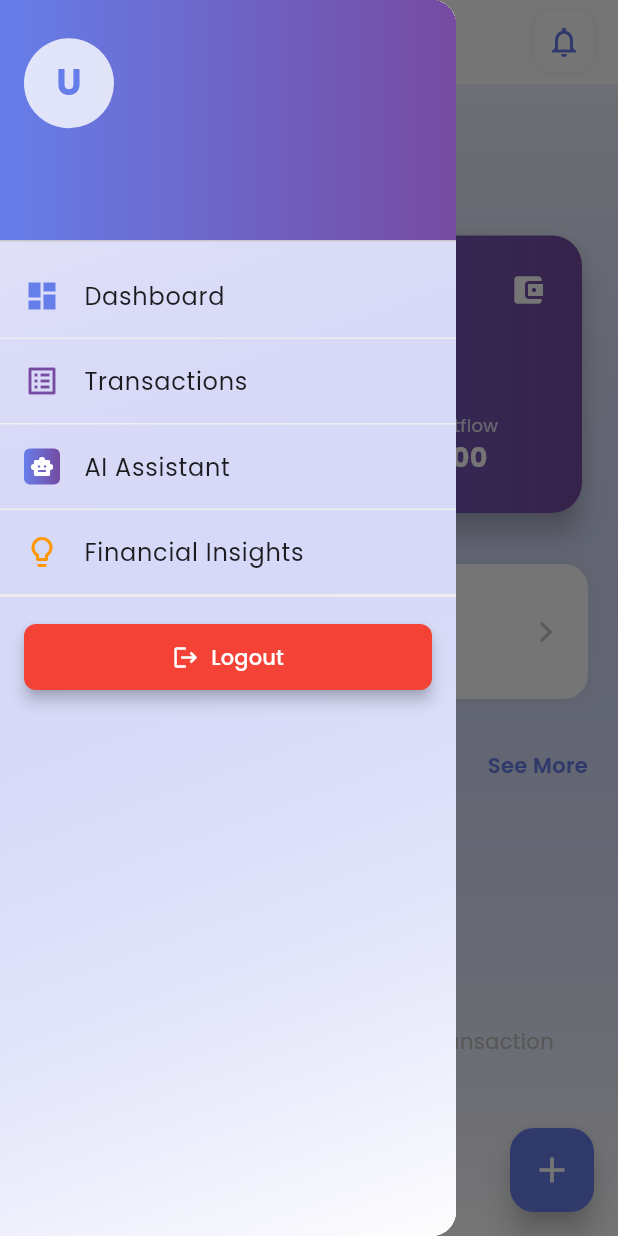
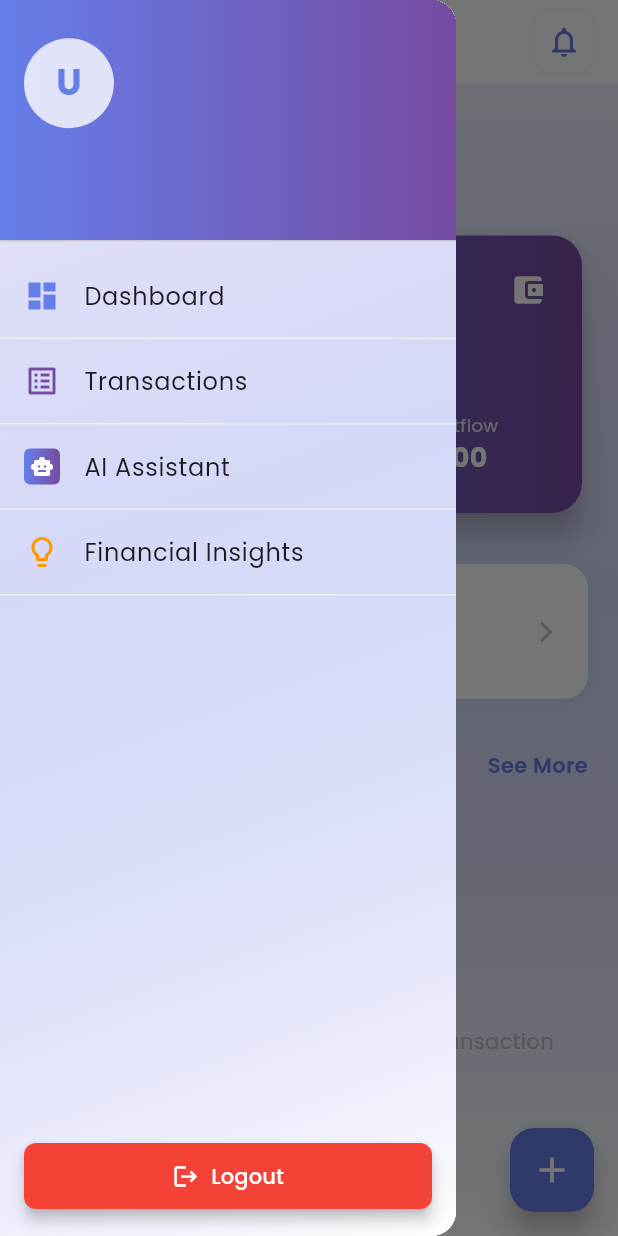
Before and after one commit to LinNyiAung/Flow, a Flutter app: the HomeScreen screen opened directly, with the side drawer open, on a phone screen of 412 x 824 dp. Run offline on Flutter 3.47's test engine with Material 3 defaults, Android fonts, the phone set to English and light mode, and no system bars; our stand-ins replace google_fonts, shared_preferences; accounts and stored records are empty; network calls fail.

Commit message:
drawer error fix

```diff
--- a/frontend/lib/widgets/app_drawer.dart
+++ b/frontend/lib/widgets/app_drawer.dart
@@ -4,59 +4,56 @@ import 'package:google_fonts/google_fonts.dart';
 import 'package:provider/provider.dart';
 import '../providers/auth_provider.dart';
 import '../screens/home/home_screen.dart';
-import '../screens/transactions/transactions_list_screen.dart'; // We'll create this next
+import '../screens/transactions/transactions_list_screen.dart';
 
 class AppDrawer extends StatelessWidget {
   @override
   Widget build(BuildContext context) {
-    // Get the current user's data from AuthProvider
     final authProvider = Provider.of<AuthProvider>(context);
     final user = authProvider.user;
 
     return Drawer(
-      // Apply a subtle gradient to the drawer background
       child: Container(
         decoration: BoxDecoration(
           gradient: LinearGradient(
             begin: Alignment.topLeft,
             end: Alignment.bottomRight,
             colors: [
-              Color(0xFF667eea).withOpacity(0.05), // Subtle purple tint
+              Color(0xFF667eea).withOpacity(0.05),
               Colors.white.withOpacity(0.9),
             ],
           ),
         ),
-        child: ListView(
-          padding: EdgeInsets.zero, // Remove default padding
+        child: Column(
           children: <Widget>[
             // Drawer Header
             DrawerHeader(
               decoration: BoxDecoration(
                 gradient: LinearGradient(
-                  colors: [Color(0xFF667eea), Color(0xFF764ba2)], // Purple gradient
+                  colors: [Color(0xFF667eea), Color(0xFF764ba2)],
                 ),
               ),
+              child: Container(
+                width: double.infinity,
                 child: Column(
                   mainAxisAlignment: MainAxisAlignment.center,
                   crossAxisAlignment: CrossAxisAlignment.start,
                   children: [
-                  // User Avatar
                     CircleAvatar(
                       radius: 30,
                       backgroundColor: Colors.white.withOpacity(0.8),
                       child: Text(
                         user?.name != null && user!.name.isNotEmpty
-                          ? user.name[0].toUpperCase() // Display first initial
-                          : 'U', // Default if name is null or empty
+                            ? user.name[0].toUpperCase()
+                            : 'U',
                         style: GoogleFonts.poppins(
                           fontSize: 24,
                           fontWeight: FontWeight.bold,
-                        color: Color(0xFF667eea), // Primary purple
+                          color: Color(0xFF667eea),
                         ),
                       ),
                     ),
                     SizedBox(height: 12),
-                  // User Name
                     Text(
                       user?.name ?? 'Welcome',
                       style: GoogleFonts.poppins(
@@ -65,7 +62,6 @@ class AppDrawer extends StatelessWidget {
                         color: Colors.white,
                       ),
                     ),
-                  // User Email
                     Text(
                       user?.email ?? '',
                       style: GoogleFonts.poppins(
@@ -76,7 +72,13 @@ class AppDrawer extends StatelessWidget {
                   ],
                 ),
               ),
-            // Navigation Items
+            ),
+
+            // Navigation Items in Expanded ListView
+            Expanded(
+              child: ListView(
+                padding: EdgeInsets.zero,
+                children: <Widget>[
                   ListTile(
                     leading: Icon(Icons.dashboard, color: Color(0xFF667eea)),
                     title: Text(
@@ -84,8 +86,7 @@ class AppDrawer extends StatelessWidget {
                       style: GoogleFonts.poppins(fontSize: 16),
                     ),
                     onTap: () {
-                Navigator.pop(context); // Close the drawer
-                // Navigate to HomeScreen if not already there
+                      Navigator.pop(context);
                       if (ModalRoute.of(context)?.settings.name != '/') {
                         Navigator.pushReplacement(
                           context,
@@ -94,7 +95,7 @@ class AppDrawer extends StatelessWidget {
                       }
                     },
                   ),
-            Divider(height: 1, thickness: 1, color: Colors.grey[200]), // Visual separator
+                  Divider(height: 1, thickness: 1, color: Colors.grey[200]),
                   ListTile(
                     leading: Icon(Icons.list_alt, color: Color(0xFF764ba2)),
                     title: Text(
@@ -102,8 +103,7 @@ class AppDrawer extends StatelessWidget {
                       style: GoogleFonts.poppins(fontSize: 16),
                     ),
                     onTap: () {
-                Navigator.pop(context); // Close the drawer
-                // Navigate to TransactionsListScreen
+                      Navigator.pop(context);
                       Navigator.push(
                         context,
                         MaterialPageRoute(builder: (_) => TransactionsListScreen()),
@@ -128,13 +128,11 @@ class AppDrawer extends StatelessWidget {
                       style: GoogleFonts.poppins(fontSize: 16),
                     ),
                     onTap: () {
-                Navigator.pop(context); // Close the drawer
+                      Navigator.pop(context);
                       Navigator.pushNamed(context, '/ai-chat');
                     },
                   ),
                   Divider(height: 1, thickness: 1, color: Colors.grey[200]),
-
-            // Financial Insights option
                   ListTile(
                     leading: Icon(Icons.lightbulb_outline, color: Colors.orange),
                     title: Text(
@@ -142,33 +140,40 @@ class AppDrawer extends StatelessWidget {
                       style: GoogleFonts.poppins(fontSize: 16),
                     ),
                     onTap: () {
-                Navigator.pop(context); // Close the drawer
+                      Navigator.pop(context);
                       Navigator.pushNamed(context, '/insights');
                     },
                   ),
                   Divider(height: 1, thickness: 1, color: Colors.grey[200]),
-            // Add more navigation items here later if needed (e.g., Analytics, Settings)
-            Divider(height: 1, thickness: 1, color: Colors.grey[200]),
-            Spacer(), // Pushes the logout button to the bottom
-            Padding(
+                ],
+              ),
+            ),
+
+            // Logout button at bottom
+            Container(
               padding: const EdgeInsets.all(16.0),
+              child: SizedBox(
+                width: double.infinity,
                 child: ElevatedButton.icon(
                   onPressed: () {
-                  Navigator.pop(context); // Close drawer
-                  // Show logout confirmation dialog
+                    Navigator.pop(context);
                     _showLogoutDialog(context);
                   },
                   icon: Icon(Icons.logout, color: Colors.white),
                   label: Text(
                     'Logout',
-                  style: GoogleFonts.poppins(color: Colors.white, fontWeight: FontWeight.w500),
+                    style: GoogleFonts.poppins(
+                      color: Colors.white,
+                      fontWeight: FontWeight.w500
+                    ),
                   ),
                   style: ElevatedButton.styleFrom(
-                  backgroundColor: Colors.red, // Red logout button
+                    backgroundColor: Colors.red,
                     shape: RoundedRectangleBorder(
                       borderRadius: BorderRadius.circular(8),
                     ),
                     padding: EdgeInsets.symmetric(vertical: 12, horizontal: 16),
+                  ),
                 ),
               ),
             ),
@@ -178,7 +183,6 @@ class AppDrawer extends StatelessWidget {
     );
   }
 
-  // Function to show logout confirmation dialog
   void _showLogoutDialog(BuildContext context) {
     showDialog(
       context: context,
@@ -200,7 +204,7 @@ class AppDrawer extends StatelessWidget {
           ),
           actions: [
             TextButton(
-              onPressed: () => Navigator.pop(context), // Close dialog
+              onPressed: () => Navigator.pop(context),
               child: Text(
                 'Cancel',
                 style: GoogleFonts.poppins(
@@ -210,16 +214,15 @@ class AppDrawer extends StatelessWidget {
             ),
             ElevatedButton(
               onPressed: () {
-                Navigator.pop(context); // Close dialog
-                Provider.of<AuthProvider>(context, listen: false).logout(); // Perform logout
-                // Navigate back to login screen and replace current route
+                Navigator.pop(context);
+                Provider.of<AuthProvider>(context, listen: false).logout();
                 Navigator.pushReplacement(
                   context,
                   MaterialPageRoute(builder: (_) => LoginScreen()),
                 );
               },
               style: ElevatedButton.styleFrom(
-                backgroundColor: Colors.red, // Red color for logout button
+                backgroundColor: Colors.red,
                 shape: RoundedRectangleBorder(
                   borderRadius: BorderRadius.circular(8),
                 ),
```
Lines whose indentation alone changed are shown as unchanged.
